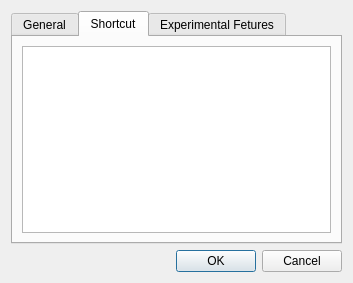
Old version of the form src/painttyDesktop/widgets/configuredialog.ui in the repository liuyanghejerry/painttyWidget.
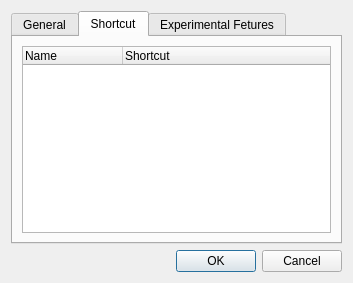
New version of the form. The open tabs and pages were chosen to show the change.

Commit message: read shortcut settings to shortcut list.

Diff of the .ui file:
```diff
--- a/src/painttyDesktop/widgets/configuredialog.ui
+++ b/src/painttyDesktop/widgets/configuredialog.ui
@@ -65,10 +65,23 @@
       </attribute>
       <layout class="QVBoxLayout" name="verticalLayout">
        <item>
-        <widget class="QTreeView" name="shortcutView">
-         <property name="animated">
+        <widget class="QTreeWidget" name="shortcutList">
+         <property name="alternatingRowColors">
           <bool>true</bool>
          </property>
+         <property name="columnCount">
+          <number>2</number>
+         </property>
+         <column>
+          <property name="text">
+           <string>Name</string>
+          </property>
+         </column>
+         <column>
+          <property name="text">
+           <string>Shortcut</string>
+          </property>
+         </column>
         </widget>
        </item>
       </layout>
```
Left out of the diff: 3 changed lines with no effect on the pictures. The commit also changes 4 other files.
